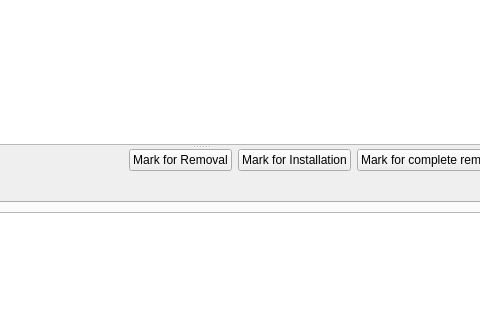
This is trunk/ui/MainWindow.ui in drf/shaman1 as Qt 5 draws it before an edit; both pictures show x 597 to 1077 and y 220 to 540 of the 1195 by 776 pixel window. The edited form follows.
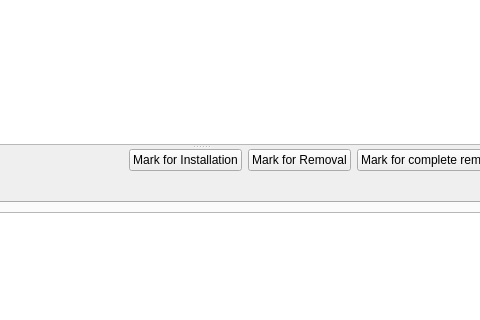
This is the edited form.

What changed in the file:
```diff
--- a/trunk/ui/MainWindow.ui
+++ b/trunk/ui/MainWindow.ui
@@ -193,13 +193,6 @@
              </property>
             </spacer>
            </item>
-           <item>
-            <widget class="QPushButton" name="removeButton" >
-             <property name="text" >
-              <string>Mark for Removal</string>
-             </property>
-            </widget>
-           </item>
            <item>
             <widget class="QPushButton" name="installButton" >
              <property name="text" >
@@ -208,7 +201,14 @@
             </widget>
            </item>
            <item>
-            <widget class="QPushButton" name="pushButton" >
+            <widget class="QPushButton" name="removeButton" >
+             <property name="text" >
+              <string>Mark for Removal</string>
+             </property>
+            </widget>
+           </item>
+           <item>
+            <widget class="QPushButton" name="completeRemoveButton" >
              <property name="text" >
               <string>Mark for complete removal (pacman -Rcs)</string>
              </property>
```
